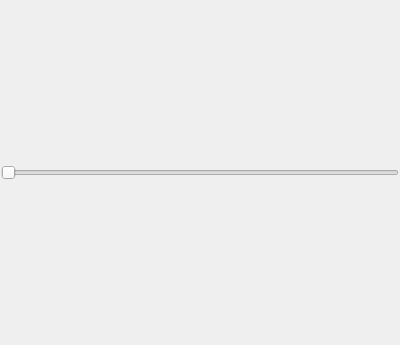
NikEfth/SAvVy, file src/display/display_manager.ui: the form before one commit.
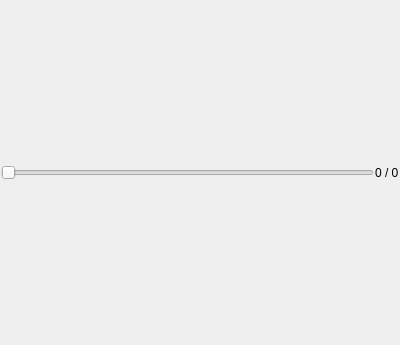
The form after the commit.

What changed in the file:
```diff
--- a/src/display/display_manager.ui
+++ b/src/display/display_manager.ui
@@ -32,11 +32,22 @@
    <item>
     <layout class="QVBoxLayout" name="verticalLayout">
      <item>
+      <layout class="QHBoxLayout" name="horizontalLayout">
+       <item>
       <widget class="QSlider" name="sld_plane">
        <property name="orientation">
         <enum>Qt::Horizontal</enum>
        </property>
       </widget>
+       </item>
+       <item>
+        <widget class="QLabel" name="lbl_plane">
+         <property name="text">
+          <string>0 / 0</string>
+         </property>
+        </widget>
+       </item>
+      </layout>
      </item>
     </layout>
    </item>
```
Lines whose indentation alone changed are shown as unchanged.
